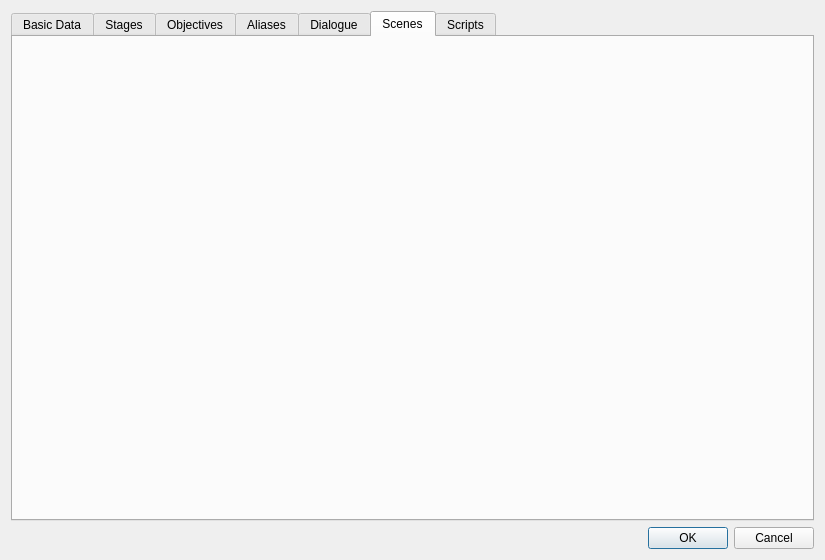
This is native/src/DovahKit/ui/form_windows/quest.ui in DavidJCobb/DovahKit as Qt 5 draws it before an edit. The edited form follows.
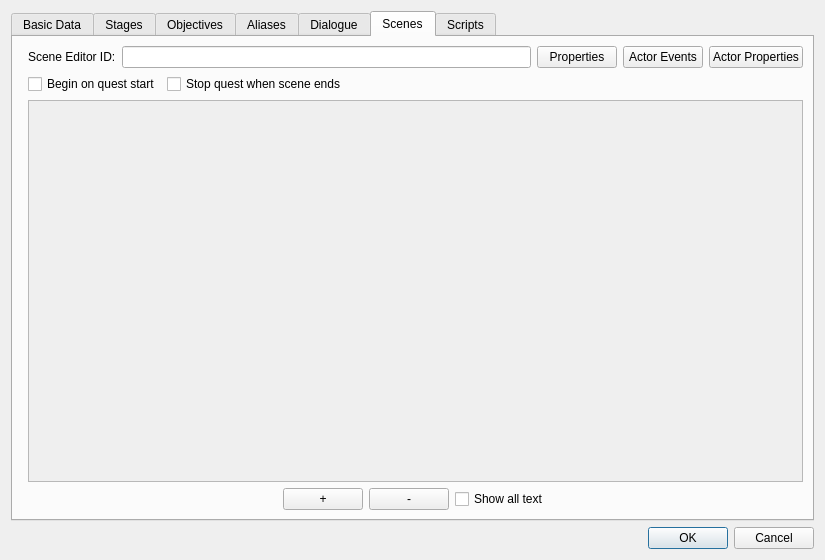
This is the edited form. The open tabs and pages were chosen to show the change. Custom widgets are drawn as their Qt base class.

Diff of the .ui file:
```diff
--- a/native/src/DovahKit/ui/form_windows/quest.ui
+++ b/native/src/DovahKit/ui/form_windows/quest.ui
@@ -362,6 +362,174 @@
       <attribute name="title">
        <string>Scenes</string>
       </attribute>
+      <layout class="QGridLayout" name="gridLayout_9" columnstretch="0,1">
+       <item row="0" column="1">
+        <layout class="QGridLayout" name="gridLayout_8">
+         <item row="0" column="0">
+          <layout class="QHBoxLayout" name="horizontalLayout_3">
+           <item>
+            <widget class="QLabel" name="label_10">
+             <property name="text">
+              <string>Scene Editor ID:</string>
+             </property>
+            </widget>
+           </item>
+           <item>
+            <widget class="QLineEdit" name="sceneEditorID"/>
+           </item>
+           <item>
+            <widget class="QPushButton" name="buttonSceneProperties">
+             <property name="text">
+              <string>Properties</string>
+             </property>
+            </widget>
+           </item>
+           <item>
+            <widget class="QPushButton" name="buttonSceneActorBehavior">
+             <property name="whatsThis">
+              <string>Control whether the scene pauses or ends in response to certain events happening to actors.</string>
+             </property>
+             <property name="text">
+              <string>Actor Events</string>
+             </property>
+            </widget>
+           </item>
+           <item>
+            <widget class="QPushButton" name="buttonSceneActorParticipation">
+             <property name="text">
+              <string>Actor Properties</string>
+             </property>
+            </widget>
+           </item>
+          </layout>
+         </item>
+         <item row="1" column="0">
+          <layout class="QHBoxLayout" name="horizontalLayout_4">
+           <item>
+            <widget class="QCheckBox" name="flagStartSceneWithQuest">
+             <property name="text">
+              <string>Begin on quest start</string>
+             </property>
+            </widget>
+           </item>
+           <item>
+            <widget class="QCheckBox" name="flagEndQuestWithScene">
+             <property name="text">
+              <string>Stop quest when scene ends</string>
+             </property>
+            </widget>
+           </item>
+           <item>
+            <spacer name="horizontalSpacer_4">
+             <property name="orientation">
+              <enum>Qt::Horizontal</enum>
+             </property>
+             <property name="sizeHint" stdset="0">
+              <size>
+               <width>40</width>
+               <height>20</height>
+              </size>
+             </property>
+            </spacer>
+           </item>
+          </layout>
+         </item>
+         <item row="2" column="0">
+          <widget class="QScrollArea" name="sceneScrollbox">
+           <property name="widgetResizable">
+            <bool>true</bool>
+           </property>
+           <widget class="QWidget" name="scrollAreaWidgetContents">
+            <property name="geometry">
+             <rect>
+              <x>0</x>
+              <y>0</y>
+              <width>519</width>
+              <height>377</height>
+             </rect>
+            </property>
+           </widget>
+          </widget>
+         </item>
+         <item row="3" column="0">
+          <layout class="QHBoxLayout" name="horizontalLayout_5">
+           <item>
+            <spacer name="horizontalSpacer_2">
+             <property name="orientation">
+              <enum>Qt::Horizontal</enum>
+             </property>
+             <property name="sizeHint" stdset="0">
+              <size>
+               <width>40</width>
+               <height>20</height>
+              </size>
+             </property>
+            </spacer>
+           </item>
+           <item>
+            <widget class="QPushButton" name="buttonSceneZoomIn">
+             <property name="text">
+              <string>+</string>
+             </property>
+            </widget>
+           </item>
+           <item>
+            <widget class="QPushButton" name="buttonSceneZoomOut">
+             <property name="text">
+              <string>-</string>
+             </property>
+            </widget>
+           </item>
+           <item>
+            <widget class="QCheckBox" name="sceneShowAllText">
+             <property name="sizePolicy">
+              <sizepolicy hsizetype="Preferred" vsizetype="Fixed">
+               <horstretch>0</horstretch>
+               <verstretch>0</verstretch>
+              </sizepolicy>
+             </property>
+             <property name="text">
+              <string>Show all text</string>
+             </property>
+            </widget>
+           </item>
+           <item>
+            <spacer name="horizontalSpacer_3">
+             <property name="orientation">
+              <enum>Qt::Horizontal</enum>
+             </property>
+             <property name="sizeHint" stdset="0">
+              <size>
+               <width>40</width>
+               <height>20</height>
+              </size>
+             </property>
+            </spacer>
+           </item>
+          </layout>
+         </item>
+        </layout>
+       </item>
+       <item row="0" column="0">
+        <widget class="DKFormListPane" name="scenePicker">
+         <property name="baseSize">
+          <size>
+           <width>175</width>
+           <height>0</height>
+          </size>
+         </property>
+         <property name="showFormTypes">
+          <bool>false</bool>
+         </property>
+         <property name="showMoveButtons">
+          <bool>false</bool>
+         </property>
+         <property name="showRemoveButton">
+          <bool>false</bool>
+         </property>
+        </widget>
+       </item>
+      </layout>
      </widget>
      <widget class="QWidget" name="tabScripts">
       <attribute name="title">
```
Left out of the diff: 2 changed lines with no effect on the pictures.
